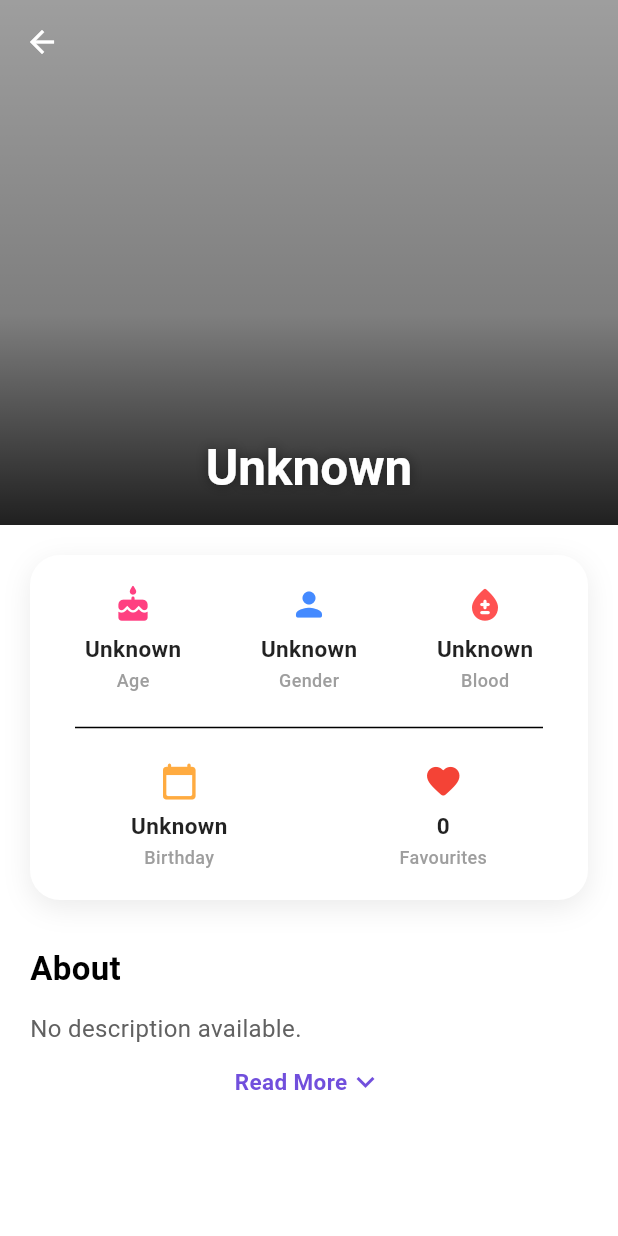
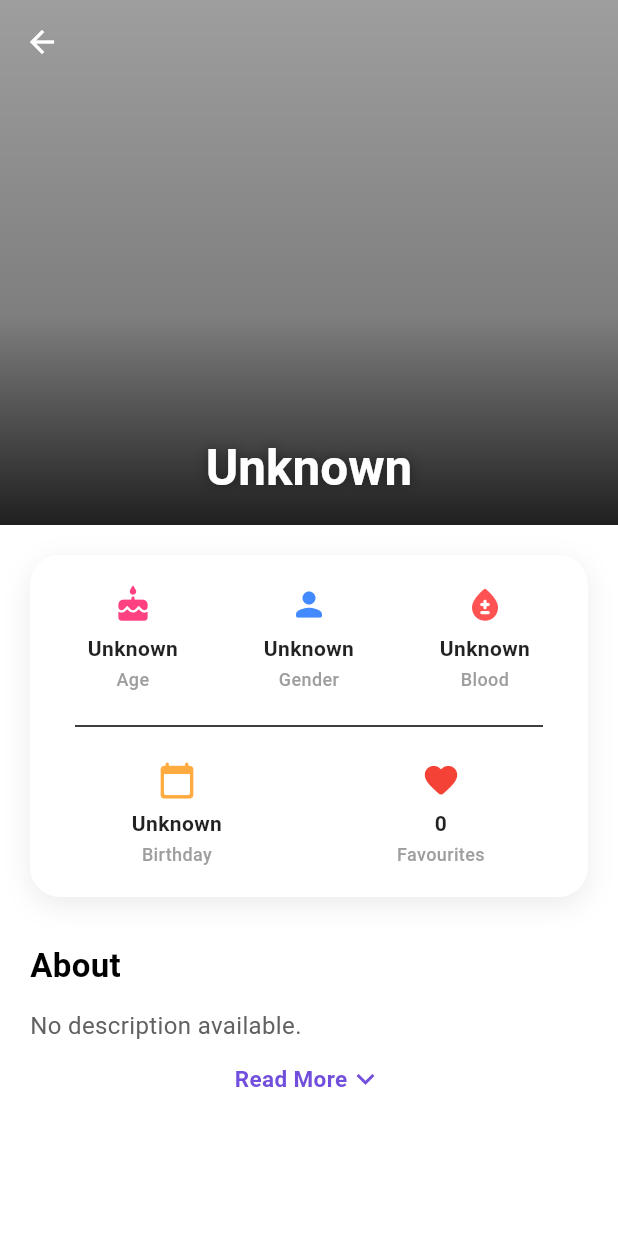
Before and after one commit to som120/AnimeVault, a Flutter app: the CharacterDetailScreen screen opened directly with empty values, on a phone screen of 412 x 824 dp. Run offline on Flutter 3.47's test engine with Material 3 defaults, Android fonts, the phone set to English and light mode, and no system bars; our stand-ins replace cloud_firestore, firebase_core, graphql_flutter, shared_preferences, shimmer, transparent_image; missing offline and left inert: flutter_displaymode; accounts and stored records are empty; generated files the repository leaves out were written again; network calls fail.

Commit message:
fix bug in char

```diff
--- a/lib/screens/character_detail_screen.dart
+++ b/lib/screens/character_detail_screen.dart
@@ -375,14 +375,18 @@ class _CharacterDetailScreenState extends State<CharacterDetailScreen> {
     IconData icon,
     Color color,
   ) {
-    return Column(
+    return Expanded(
+      child: Column(
         children: [
           Icon(icon, color: color, size: 26),
           const SizedBox(height: 6),
           Text(
             value,
+            textAlign: TextAlign.center,
+            maxLines: 3,
+            overflow: TextOverflow.ellipsis,
             style: const TextStyle(
-            fontSize: 15,
+              fontSize: 14,
               fontWeight: FontWeight.bold,
               color: Colors.black87,
             ),
@@ -390,6 +394,7 @@ class _CharacterDetailScreenState extends State<CharacterDetailScreen> {
           const SizedBox(height: 2),
           Text(
             label,
+            textAlign: TextAlign.center,
             style: TextStyle(
               fontSize: 12,
               color: Colors.grey.shade500,
@@ -397,6 +402,7 @@ class _CharacterDetailScreenState extends State<CharacterDetailScreen> {
             ),
           ),
         ],
+      ),
     );
   }
 }
```
Also changed, not shown: lib/screens/anime_detail_screen.dart (+28 -8 lines). Lines whose indentation alone changed are shown as unchanged.
